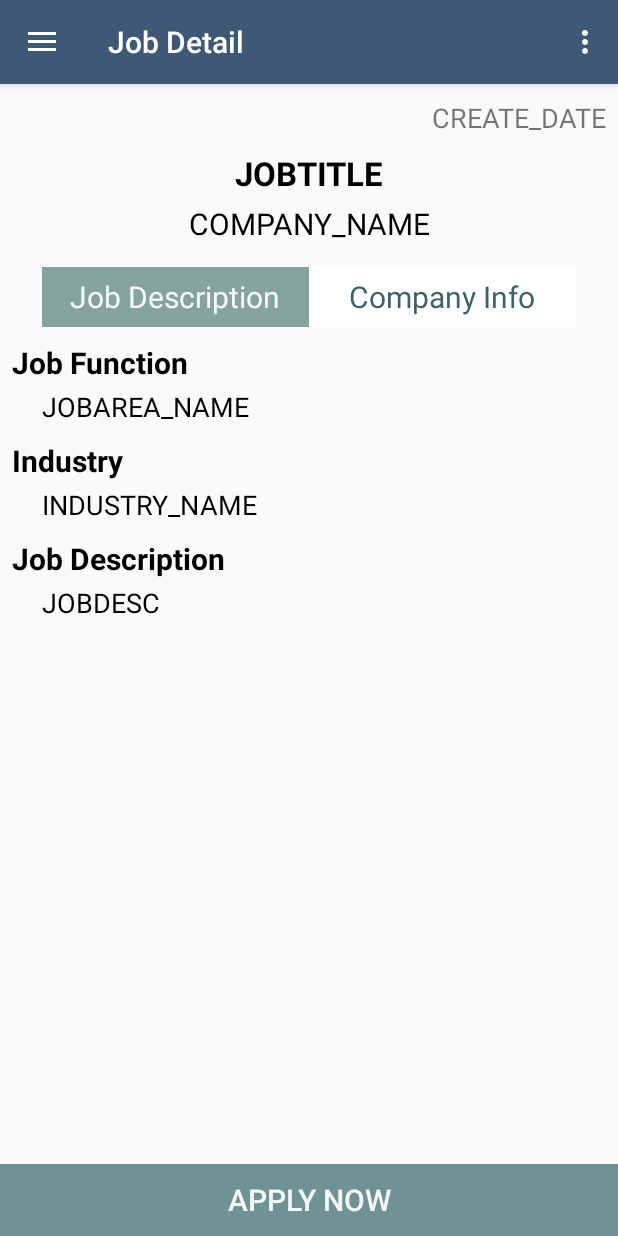
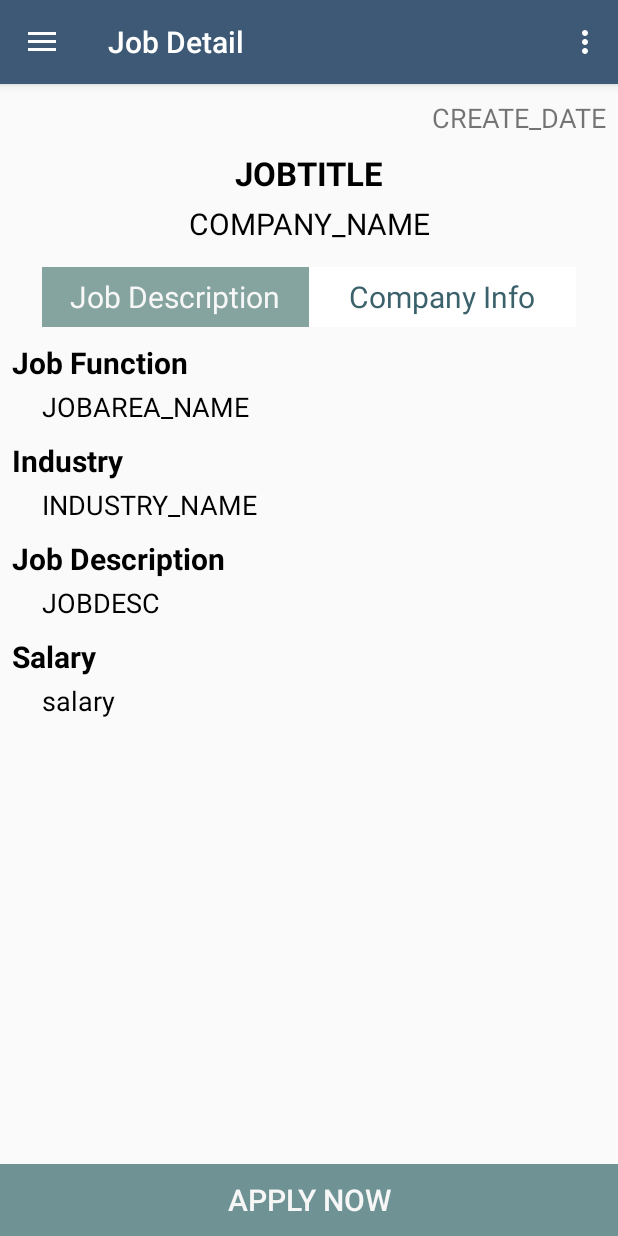
Before and after one commit to on999you/JobLibrary, an Android app: the JobDetailActivity screen opened directly, with no data from a screen before it, on a phone screen of 412 x 824 dp. Run offline under Robolectric (Android 15) with nearby library versions, the phone set to English and light mode, and no system bars; libraries missing offline, so code that uses them is left out: com.afollestad.materialdialogs, com.thoughtworks.xstream; 2 statements that could not run were skipped.

Commit message:
Job detail get salary

```diff
--- a/app/src/main/res/layout/activity_job_detail.xml
+++ b/app/src/main/res/layout/activity_job_detail.xml
@@ -151,6 +151,27 @@
                 android:textColor="#000000"
                 android:textSize="18sp"/>
 
+            <TextView
+                android:id="@+id/textView7"
+                android:paddingTop="10dp"
+                android:layout_width="match_parent"
+                android:layout_height="match_parent"
+                android:text="Salary"
+                android:textSize="20sp"
+                android:textStyle="bold"
+                android:textColor="#000000" />
+
+            <TextView
+                android:id="@+id/textView8"
+                android:paddingTop="3dp"
+                android:paddingLeft="20dp"
+                android:paddingRight="5dp"
+                android:layout_width="match_parent"
+                android:layout_height="match_parent"
+                android:text="salary"
+                android:textColor="#000000"
+                android:textSize="18sp"/>
+
 
 
         </LinearLayout>
```
Also changed, not shown: app/src/main/java/com/example/dennislam/myapplication/activity/JobDetailActivity.java (+12 -25 lines), app/src/main/java/com/example/dennislam/myapplication/xml/JobDetailXML.java (+9 -13 lines).
